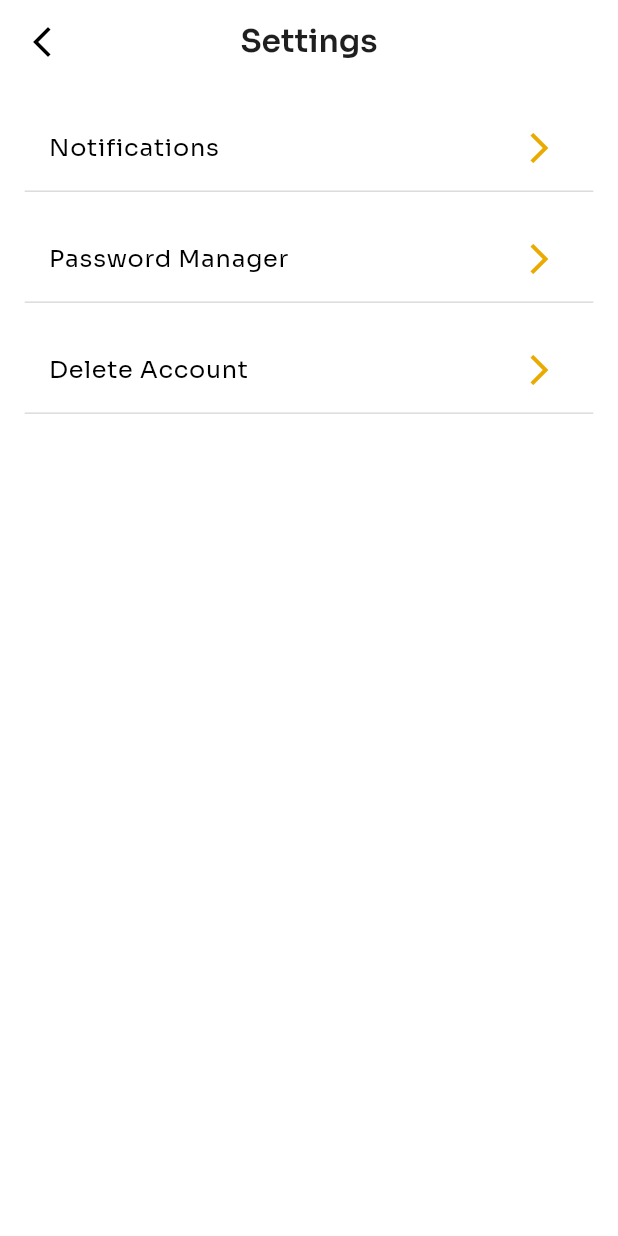
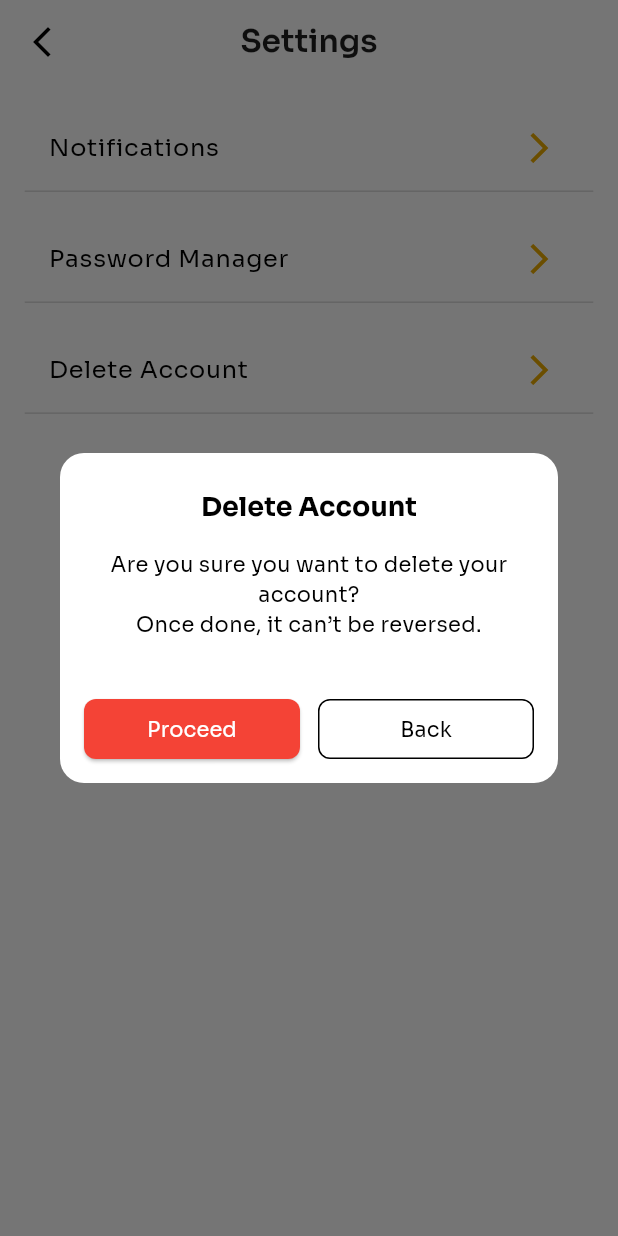
Before and after one commit to Omozuas/Just-Style, a Flutter app: the SettingsProfile screen opened directly, after a tap on "Delete Account", on a phone screen of 412 x 824 dp. Run offline on Flutter 3.47's test engine with Material 3 defaults, Android fonts, the light colour scheme and no system bars; our stand-ins replace country_code_picker, flutter_rating_bar, flutter_screenutil, flutter_svg, get, google_fonts and 3 more; network calls fail.

Commit message:
stylistProfile

```diff
--- /dev/null
+++ b/devtools_options.yaml
@@ -0,0 +1,3 @@
+description: This file stores settings for Dart & Flutter DevTools.
+documentation: https://docs.flutter.dev/tools/devtools/extensions#configure-extension-enablement-states
+extensions:
--- a/lib/app/app.dart
+++ b/lib/app/app.dart
@@ -2,8 +2,7 @@ import 'package:flutter/material.dart';
 import 'package:flutter_screenutil/flutter_screenutil.dart';
 import 'package:get/get.dart';
 import 'package:juststyle/app/theme/global_colors.dart';
-import 'package:juststyle/app/views/bottom_nav/client_bottom_navigation.dart';
-import 'package:juststyle/app/views/welcome_screen/welcom_screen.dart';
+import 'package:juststyle/app/views/bottom_nav/client/client_bottom_navigation.dart';
 
 class MyApp extends StatelessWidget {
   const MyApp({super.key});
@@ -33,4 +32,4 @@ class MyApp extends StatelessWidget {
   }
 }
 
-Widget mainHome = ClientBottomNavigationScreen();
+Widget mainHome = BaseClientScreen();
--- a/lib/app/views/client/home_client_screen/widgets/popular_braids_card.dart
+++ b/lib/app/views/client/home_client_screen/widgets/popular_braids_card.dart
@@ -28,6 +28,7 @@ class PopularBraidsCard extends StatelessWidget {
             ),
             boxShadow: [
               BoxShadow(
+                // ignore: deprecated_member_use
                 color: black.withOpacity(0.5), // Shadow color
                 blurRadius: 10, // Softness of the shadow
                 spreadRadius: 1, // How much the shadow spreads
--- a/lib/app/views/client/profile_client_screen/sub_screens/settings_profile/settings_profile.dart
+++ b/lib/app/views/client/profile_client_screen/sub_screens/settings_profile/settings_profile.dart
@@ -48,7 +48,12 @@ class SettingsProfile extends StatelessWidget {
                         transition: Transition.cupertino,
                       ),
                 ),
-                CustomTile2(name: "Delete Account", onTap: () {}),
+                CustomTile2(
+                  name: "Delete Account",
+                  onTap: () {
+                    showDeleteAccountDialog(context);
+                  },
+                ),
               ],
             ),
           ),
@@ -56,4 +61,81 @@ class SettingsProfile extends StatelessWidget {
       ),
     );
   }
+
+  Future<void> showDeleteAccountDialog(BuildContext context) {
+    return showDialog(
+      context: context,
+      barrierDismissible: true,
+
+      builder: (context) {
+        return AlertDialog(
+          backgroundColor: white,
+          shape: RoundedRectangleBorder(
+            borderRadius: BorderRadius.circular(16),
+          ),
+          title: Center(
+            child: Text(
+              'Delete Account',
+              textAlign: TextAlign.center,
+              style: appStyle(18, black, FontWeight.bold),
+            ),
+          ),
+          content: Text(
+            'Are you sure you want to delete your account?\nOnce done, it can’t be reversed.',
+            textAlign: TextAlign.center,
+            style: appStyle(14, black, FontWeight.w400),
+          ),
+          actionsPadding: const EdgeInsets.symmetric(
+            horizontal: 16,
+            vertical: 12,
+          ),
+          actions: [
+            Row(
+              children: [
+                Expanded(
+                  child: ElevatedButton(
+                    onPressed: () {
+                      // Your delete logic here
+                      Get.back(closeOverlays: true);
+                      // You can also call another method after pop
+                    },
+                    style: ElevatedButton.styleFrom(
+                      backgroundColor: Colors.red,
+                      shape: RoundedRectangleBorder(
+                        borderRadius: BorderRadius.circular(8),
+                      ),
+                    ),
+                    child: Text(
+                      'Proceed',
+                      textAlign: TextAlign.center,
+                      style: appStyle(14, white, FontWeight.w400),
+                    ),
+                  ),
+                ),
+                const SizedBox(width: 12),
+                Expanded(
+                  child: OutlinedButton(
+                    onPressed: () {
+                      Get.back(closeOverlays: true);
+                    },
+                    style: OutlinedButton.styleFrom(
+                      side: BorderSide(color: black),
+                      shape: RoundedRectangleBorder(
+                        borderRadius: BorderRadius.circular(8),
+                      ),
+                    ),
+                    child: Text(
+                      'Back',
+                      textAlign: TextAlign.center,
+                      style: appStyle(14, black, FontWeight.w400),
+                    ),
+                  ),
+                ),
+              ],
+            ),
+          ],
+        );
+      },
+    );
+  }
 }
--- a/lib/app/views/client/stylist_client_screen/widgets/stylist_card.dart
+++ b/lib/app/views/client/stylist_client_screen/widgets/stylist_card.dart
@@ -39,6 +39,7 @@ class StylistCard extends StatelessWidget {
                 ),
                 boxShadow: [
                   BoxShadow(
+                    // ignore: deprecated_member_use
                     color: black.withOpacity(0.5), // Shadow color
                     blurRadius: 10, // Softness of the shadow
                     spreadRadius: 1, // How much the shadow spreads
```
Also changed, not shown: lib/app/controller/client/base_client_bottom_nav_controller.dart (added, +9 -0 lines), lib/app/controller/client_bottom_nav_controller.dart (deleted, +0 -9 lines), lib/app/views/auth_screen/login_screen.dart (+9 -3 lines), lib/app/views/bottom_nav/client/client_bottom_navigation.dart (renamed from lib/app/views/bottom_nav/client_bottom_navigation.dart, +25 -27 lines), lib/app/views/client/home_client_screen/widgets/list_of_popular_stylist.dart (+8 -2 lines), lib/app/views/client/home_client_screen/widgets/popular_list_braids.dart (+4 -4 lines), lib/app/views/client/stylist_client_screen/sub_screen/date_time_stylist.dart (added, +17 -0 lines), lib/app/views/client/stylist_client_screen/sub_screen/photos_stylist.dart (added, +17 -0 lines), lib/app/views/client/stylist_client_screen/sub_screen/reviews_stylist.dart (added, +15 -0 lines), lib/app/views/client/stylist_client_screen/sub_screen/stylit_profile_st.dart (added, +73 -0 lines), lib/app/views/client/stylist_client_screen/widgets/profile_header_section.dart (added, +152 -0 lines), assets/icon/entypo_location.svg (added), lib/app/controller/stylist_profile_tab._controller.dart (added).
